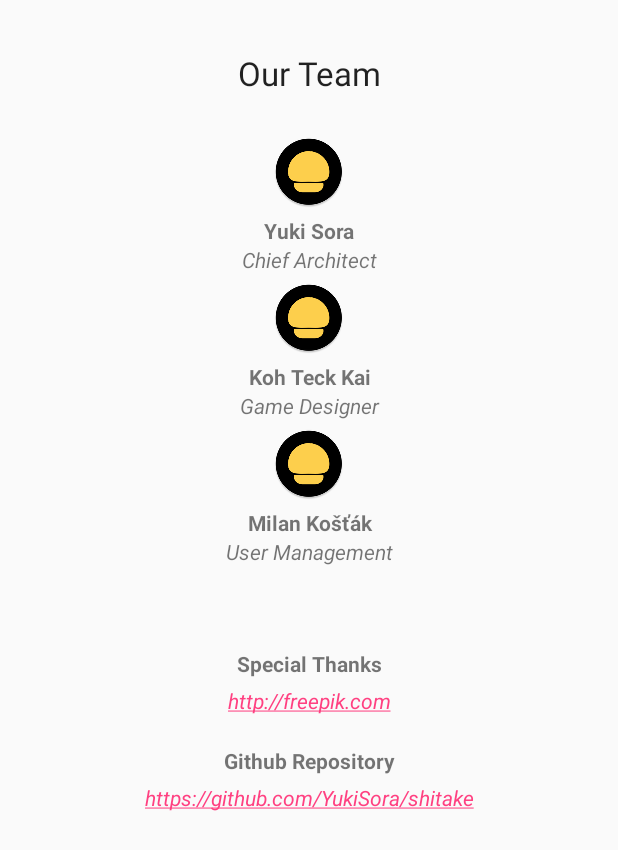
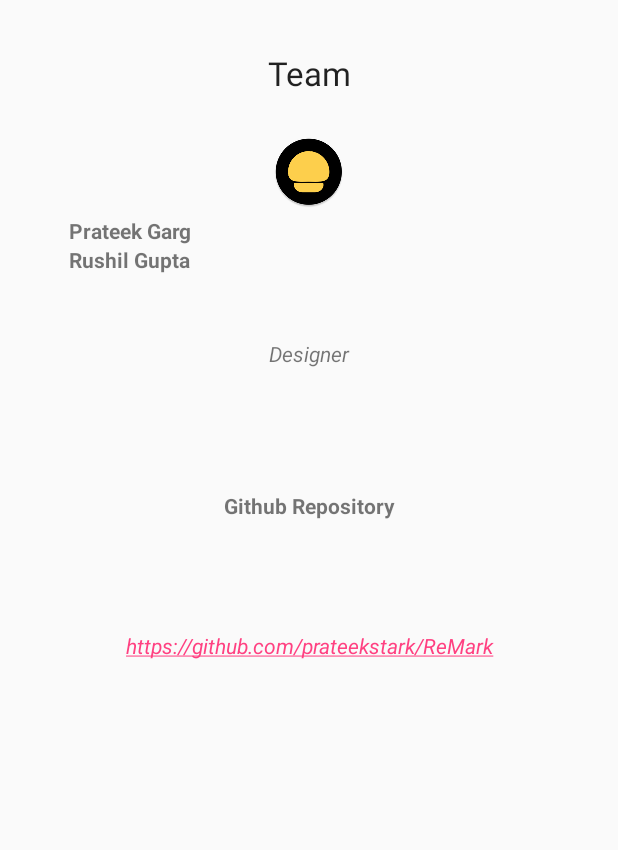
Before and after one commit to prateekstark/ReMark, an Android app: the AboutActivity screen opened directly, with no data from a screen before it, on a phone screen of 412 x 824 dp. Shown: the top 850 px of the screen. Run offline under Robolectric (Android 15) with nearby library versions, the phone set to English and light mode, and no system bars.

Commit message:
Improving UI

```diff
--- a/app/src/main/java/com/example/remark/MainActivity.java
+++ b/app/src/main/java/com/example/remark/MainActivity.java
@@ -10,8 +10,6 @@ import com.example.remark.api.DeckAPIClient;
 import com.example.remark.api.PlayerAPIClient;
 import com.example.remark.model.UserManager;
 import com.example.remark.ui.MainFragment;
-
-import com.example.remark.R;
 
 public class MainActivity extends AppCompatActivity {
     private static String sBluetoothAddress;
--- a/app/src/main/res/layout/activity_about.xml
+++ b/app/src/main/res/layout/activity_about.xml
@@ -21,7 +21,7 @@
             android:layout_marginTop="8dp"
             android:gravity="center"
             android:padding="10dp"
-            android:text="@string/our_team" />
+            android:text="Team" />
 
         <ImageView
             android:layout_width="match_parent"
@@ -31,82 +31,29 @@
             android:src="@mipmap/ic_launcher" />
 
         <TextView
-            android:layout_width="match_parent"
+            android:layout_width="141dp"
             android:layout_height="wrap_content"
             android:gravity="center"
-            android:text="@string/wang_ruihao"
+            android:text="Prateek Garg"
+            android:textStyle="bold" />
+
+        <TextView
+            android:layout_width="140dp"
+            android:layout_height="wrap_content"
+            android:gravity="center"
+            android:text="Rushil Gupta"
             android:textStyle="bold" />
 
         <TextView
             android:layout_width="match_parent"
-            android:layout_height="wrap_content"
+            android:layout_height="106dp"
             android:gravity="center"
-            android:text="@string/chief_architect"
-            android:textStyle="italic" />
-
-        <ImageView
-            android:layout_width="match_parent"
-            android:layout_height="wrap_content"
-            android:layout_marginBottom="5dp"
-            android:layout_marginTop="5dp"
-            android:src="@mipmap/ic_launcher" />
-
-        <TextView
-            android:layout_width="match_parent"
-            android:layout_height="wrap_content"
-            android:gravity="center"
-            android:text="@string/koh_teck_kai"
-            android:textStyle="bold" />
-
-        <TextView
-            android:layout_width="match_parent"
-            android:layout_height="wrap_content"
-            android:gravity="center"
-            android:text="@string/game_designer"
-            android:textStyle="italic" />
-
-        <ImageView
-            android:layout_width="match_parent"
-            android:layout_height="wrap_content"
-            android:layout_marginBottom="5dp"
-            android:layout_marginTop="5dp"
-            android:src="@mipmap/ic_launcher" />
-
-        <TextView
-            android:layout_width="match_parent"
-            android:layout_height="wrap_content"
-            android:gravity="center"
-            android:text="@string/milan_ko_k"
-            android:textStyle="bold" />
-
-        <TextView
-            android:layout_width="match_parent"
-            android:layout_height="wrap_content"
-            android:gravity="center"
-            android:text="@string/user_management"
+            android:text="Designer"
             android:textStyle="italic" />
 
         <TextView
             android:layout_width="match_parent"
-            android:layout_height="wrap_content"
-            android:layout_marginTop="50dp"
-            android:gravity="center"
-            android:padding="5dp"
-            android:text="@string/special_thanks"
-            android:textStyle="bold" />
-
-        <TextView
-            android:layout_width="match_parent"
-            android:layout_height="wrap_content"
-            android:autoLink="web"
-            android:gravity="center"
-            android:linksClickable="true"
-            android:text="@string/freepik"
-            android:textStyle="italic" />
-
-        <TextView
-            android:layout_width="match_parent"
-            android:layout_height="match_parent"
+            android:layout_height="66dp"
             android:layout_marginTop="15dp"
             android:gravity="center"
             android:padding="5dp"
@@ -115,11 +62,11 @@
 
         <TextView
             android:layout_width="match_parent"
-            android:layout_height="wrap_content"
+            android:layout_height="121dp"
             android:autoLink="web"
             android:gravity="center"
             android:linksClickable="true"
-            android:text="@string/github_link"
+            android:text="https://github.com/prateekstark/ReMark"
             android:textStyle="italic" />
 
     </LinearLayout>
```
